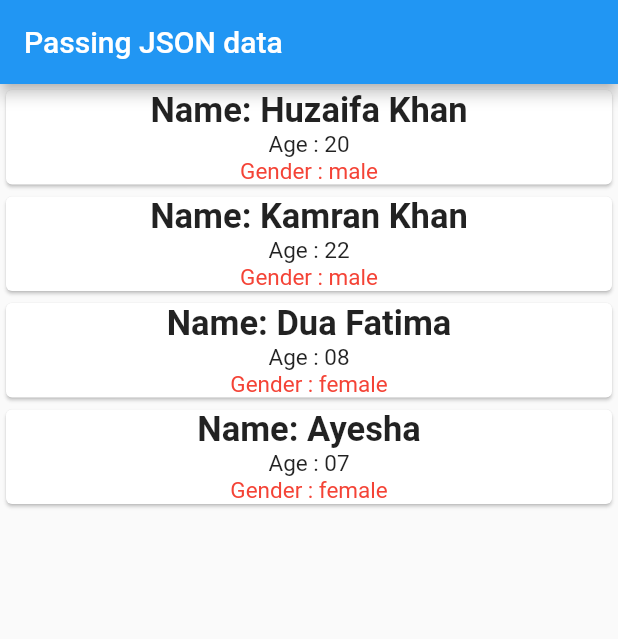
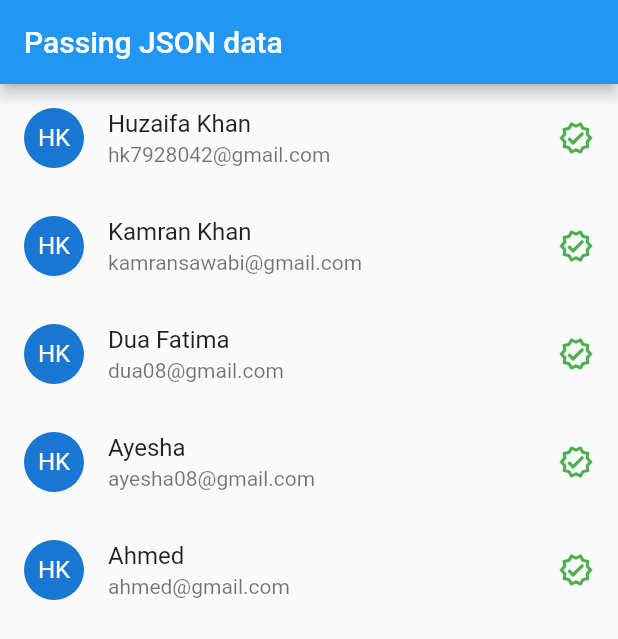
Before and after one commit to huzaifak08/Parsing-JSON-Data-Flutter, a Flutter app: the screen it shows after launch, on a phone screen of 412 x 824 dp. Shown: the top 639 px of the screen. Run offline on Flutter 3.47's test engine with Material 2 defaults, Android fonts, the phone set to English and light mode, and no system bars.

Commit message:
Parsing JSON data from Assets File

```diff
--- a/lib/home.dart
+++ b/lib/home.dart
@@ -1,4 +1,7 @@
 import 'package:flutter/material.dart';
+import 'package:flutter/services.dart';
+import 'dart:convert';
+import 'dart:async' show Future;
 
 import 'user_class.dart';
 
@@ -10,7 +13,24 @@ class Home extends StatefulWidget {
 }
 
 class _HomeState extends State<Home> {
-  List<User> users = getUsers();
+  var data = [];
+
+  Future<String> loadJsonData() async {
+    var jsonText = await rootBundle.loadString('load_json/person.json');
+    setState(() {
+      data = json.decode(jsonText);
+    });
+
+    return 'Sucess';
+  }
+
+  @override
+  void initState() {
+    super.initState();
+    this.loadJsonData();
+  }
+
+  // List<User> users = getUsers();
   @override
   Widget build(BuildContext context) {
     return Scaffold(
@@ -18,44 +38,29 @@ class _HomeState extends State<Home> {
         title: Text('Passing JSON data'),
       ),
       body: Container(
+        // -------------------------------------------
+        // Parsing JSON Data from Asset File.
+
         child: ListView.builder(
-          itemCount: users.length,
-          itemBuilder: ((context, index) {
-            final user = users[index];
-
-            return Card(
-              child: Column(
-                crossAxisAlignment: CrossAxisAlignment.center,
+            itemCount: data == null ? 0 : data.length,
+            itemBuilder: ((context, index) {
+              var name = data[index]['name'];
+              var email = data[index]['email'];
+              return Column(
                 children: [
-                  Text(
-                    'Name: ${user.name}',
-                    style: TextStyle(fontSize: 23, fontWeight: FontWeight.w700),
-                  ),
-                  Text('Age : ${user.age}',
-                      style:
-                          TextStyle(fontSize: 15, fontWeight: FontWeight.w400)),
-                  Text('Gender : ${user.gender}',
-                      style: TextStyle(
-                          fontSize: 15,
-                          fontWeight: FontWeight.w400,
-                          color: Colors.red))
+                  ListTile(
+                    leading: CircleAvatar(child: Text("HK")),
+                    title: Text(name),
+                    subtitle: Text(email),
+                    trailing: Icon(
+                      Icons.verified_outlined,
+                      color: Colors.green,
+                    ),
+                  )
                 ],
-              ),
-            );
-          }),
-        ),
+              );
+            })),
       ),
     );
   }
-
-  static List<User> getUsers() {
-    const data = [
-      {"name": "Huzaifa Khan", "age": "20", "gender": "male"},
-      {"name": "Kamran Khan", "age": "22", "gender": "male"},
-      {"name": "Dua Fatima", "age": "08", "gender": "female"},
-      {"name": "Ayesha", "age": "07", "gender": "female"}
-    ];
-
-    return data.map<User>(User.fromJson).toList();
-  }
 }
--- /dev/null
+++ b/load_json/person.json
@@ -0,0 +1,22 @@
+[
+    {
+        "name": "Huzaifa Khan",
+        "email": "hk7928042@gmail.com"
+    },
+    {
+        "name": "Kamran Khan",
+        "email": "kamransawabi@gmail.com"
+    },
+    {
+        "name": "Dua Fatima",
+        "email": "dua08@gmail.com"
+    },
+    {
+        "name": "Ayesha",
+        "email": "ayesha08@gmail.com"
+    },
+    {
+        "name": "Ahmed",
+        "email": "ahmed@gmail.com"
+    }
+]
--- a/pubspec.yaml
+++ b/pubspec.yaml
@@ -58,8 +58,8 @@ flutter:
   uses-material-design: true
 
   # To add assets to your application, add an assets section, like this:
-  # assets:
-  #   - images/a_dot_burr.jpeg
+  assets:
+    - load_json/person.json
   #   - images/a_dot_ham.jpeg
 
   # An image asset can refer to one or more resolution-specific "variants", see
```
